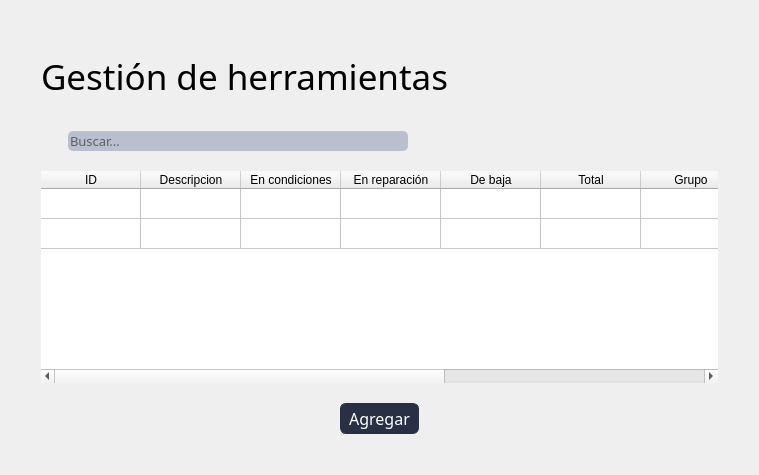
The window that blustock/uis/herramientas.ui (MaxAPBusiness/Blustock) describes before a commit, drawn with Qt 5.
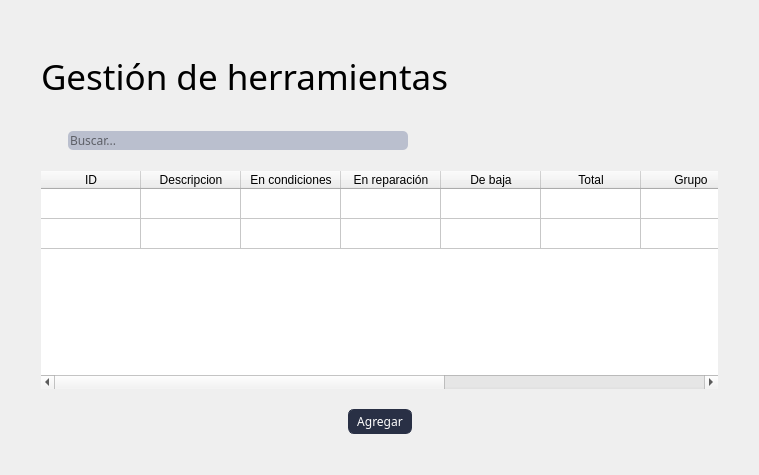
The same window after the commit. Icons and pictures are not drawn.

Diff of the .ui file:
```diff
--- a/blustock/uis/herramientas.ui
+++ b/blustock/uis/herramientas.ui
@@ -222,8 +222,7 @@
          </property>
          <property name="font">
           <font>
-           <family>Oswald</family>
-           <pointsize>10</pointsize>
+           <family>Oswald,sans-serif</family>
            <weight>50</weight>
            <bold>false</bold>
           </font>
@@ -269,7 +268,7 @@
         <bool>true</bool>
        </property>
        <attribute name="horizontalHeaderStretchLastSection">
-        <bool>true</bool>
+        <bool>false</bool>
        </attribute>
        <attribute name="verticalHeaderVisible">
         <bool>false</bool>
@@ -399,8 +398,7 @@
         <widget class="QPushButton" name="pushButton_2">
          <property name="font">
           <font>
-           <family>Oswald</family>
-           <pointsize>12</pointsize>
+           <family>Oswald,sans-serif</family>
            <weight>50</weight>
            <bold>false</bold>
           </font>
```
Left out of the diff: 2 changed lines with no effect on the pictures.
